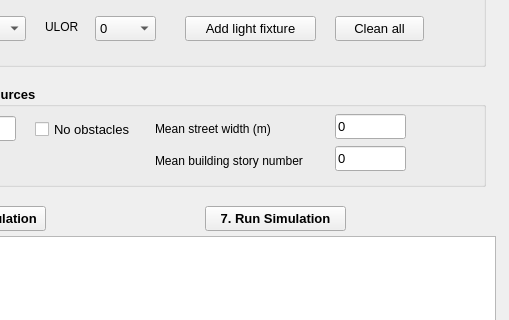
aubema/illumina, file illum/GUI/light.ui: the form before one commit; both pictures show x 255 to 764 and y 434 to 754 of the 764 by 889 pixel window.
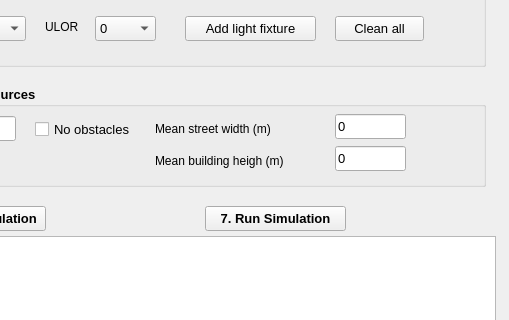
The form after the commit.

Commit message: 2.2.2.20220824.14382422: Small change to visual interface

Patch:
```diff
--- a/illum/GUI/light.ui
+++ b/illum/GUI/light.ui
@@ -711,7 +711,7 @@
      </font>
     </property>
     <property name="text">
-     <string>Mean building story number</string>
+     <string>Mean building heigh (m)</string>
     </property>
    </widget>
    <widget class="QLineEdit" name="hobs_edit">
```
The commit also changes 2 other files.
